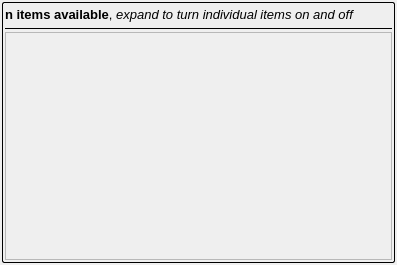
Above: resources/item_list.ui from shotgunsoftware/tk-multi-publish before the change. Below: the same form after it.
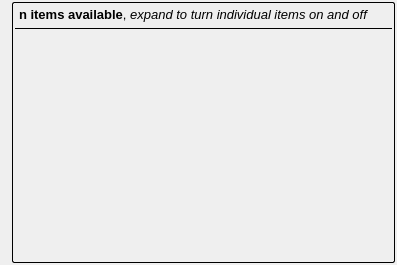
That is the form after the change. Icons and pictures are not drawn.

```diff
--- a/resources/item_list.ui
+++ b/resources/item_list.ui
@@ -14,7 +14,16 @@
    <string>Form</string>
   </property>
   <layout class="QHBoxLayout" name="horizontalLayout_2">
-   <property name="margin">
+   <property name="leftMargin">
+    <number>12</number>
+   </property>
+   <property name="topMargin">
+    <number>2</number>
+   </property>
+   <property name="rightMargin">
+    <number>2</number>
+   </property>
+   <property name="bottomMargin">
     <number>2</number>
    </property>
    <item>
@@ -51,6 +60,9 @@
           <property name="text">
            <string>&lt;b&gt;n items available&lt;/b&gt;, &lt;i&gt;expand to turn individual items on and off&lt;/i&gt;</string>
           </property>
+          <property name="indent">
+           <number>4</number>
+          </property>
          </widget>
         </item>
         <item>
@@ -95,6 +107,11 @@
       </item>
       <item>
        <widget class="QFrame" name="item_frame">
+        <property name="styleSheet">
+         <string notr="true">#item_frame {
+border-style: none;
+}</string>
+        </property>
         <property name="frameShape">
          <enum>QFrame::StyledPanel</enum>
         </property>
```
